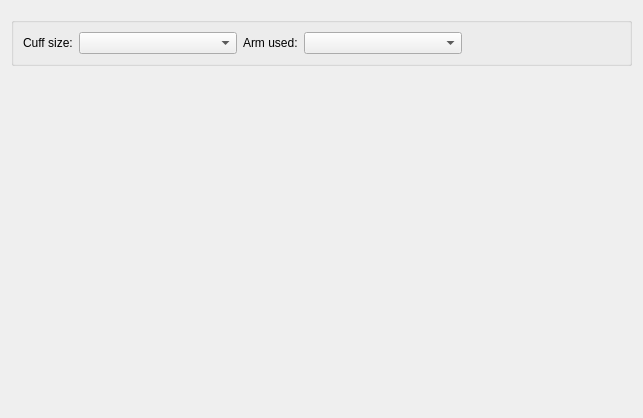
Old version of the form src/dialogs/blood_pressure_dialog.ui in the repository CLSA/cypress.
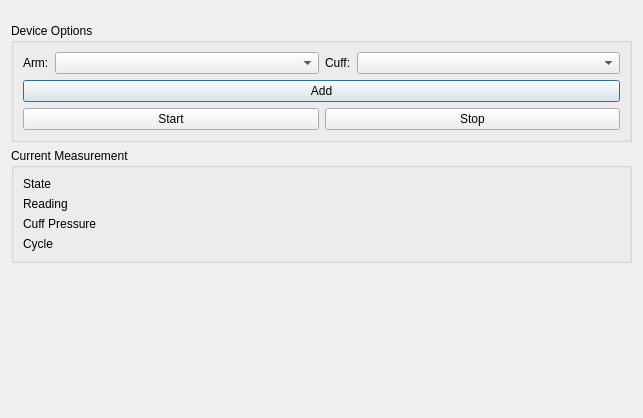
New version of the form. Custom widgets are drawn as their Qt base class.

```diff
--- a/src/dialogs/blood_pressure_dialog.ui
+++ b/src/dialogs/blood_pressure_dialog.ui
@@ -24,7 +24,10 @@
     <widget class="TestInfoWidget" name="testInfoWidget" native="true"/>
    </item>
    <item>
-    <widget class="QGroupBox" name="armBandGroupBox">
+    <widget class="UsbPortPicker" name="usbPortPicker" native="true"/>
+   </item>
+   <item>
+    <widget class="QGroupBox" name="deviceOptions">
      <property name="sizePolicy">
       <sizepolicy hsizetype="Preferred" vsizetype="Minimum">
        <horstretch>0</horstretch>
@@ -32,73 +35,170 @@
       </sizepolicy>
      </property>
      <property name="title">
-      <string/>
+      <string>Device Options</string>
      </property>
-     <layout class="QHBoxLayout" name="armBandHorizontalLayout">
+     <layout class="QVBoxLayout" name="verticalLayout">
       <item>
-       <widget class="QLabel" name="armBandSizeLabel">
-        <property name="sizePolicy">
-         <sizepolicy hsizetype="Fixed" vsizetype="Preferred">
-          <horstretch>0</horstretch>
-          <verstretch>0</verstretch>
-         </sizepolicy>
-        </property>
+       <layout class="QHBoxLayout" name="armCuff">
+        <item>
+         <widget class="QLabel" name="armLabel">
+          <property name="sizePolicy">
+           <sizepolicy hsizetype="Fixed" vsizetype="Preferred">
+            <horstretch>0</horstretch>
+            <verstretch>0</verstretch>
+           </sizepolicy>
+          </property>
+          <property name="text">
+           <string>Arm:</string>
+          </property>
+          <property name="alignment">
+           <set>Qt::AlignLeading|Qt::AlignLeft|Qt::AlignVCenter</set>
+          </property>
+         </widget>
+        </item>
+        <item>
+         <widget class="QComboBox" name="armBandSizeComboBox">
+          <property name="sizePolicy">
+           <sizepolicy hsizetype="MinimumExpanding" vsizetype="Fixed">
+            <horstretch>0</horstretch>
+            <verstretch>0</verstretch>
+           </sizepolicy>
+          </property>
+         </widget>
+        </item>
+        <item>
+         <widget class="QLabel" name="armBandSizeLabel">
+          <property name="sizePolicy">
+           <sizepolicy hsizetype="Fixed" vsizetype="Preferred">
+            <horstretch>0</horstretch>
+            <verstretch>0</verstretch>
+           </sizepolicy>
+          </property>
+          <property name="text">
+           <string>Cuff:</string>
+          </property>
+          <property name="alignment">
+           <set>Qt::AlignLeading|Qt::AlignLeft|Qt::AlignVCenter</set>
+          </property>
+         </widget>
+        </item>
+        <item>
+         <widget class="QComboBox" name="armComboBox">
+          <property name="sizePolicy">
+           <sizepolicy hsizetype="MinimumExpanding" vsizetype="Fixed">
+            <horstretch>0</horstretch>
+            <verstretch>0</verstretch>
+           </sizepolicy>
+          </property>
+         </widget>
+        </item>
+       </layout>
+      </item>
+      <item>
+       <widget class="QPushButton" name="addPushButton">
         <property name="text">
-         <string>Cuff size:</string>
+         <string>Add</string>
         </property>
-        <property name="alignment">
-         <set>Qt::AlignLeading|Qt::AlignLeft|Qt::AlignVCenter</set>
-        </property>
        </widget>
       </item>
       <item>
-       <widget class="QComboBox" name="armBandSizeComboBox">
-        <property name="sizePolicy">
-         <sizepolicy hsizetype="MinimumExpanding" vsizetype="Fixed">
-          <horstretch>0</horstretch>
-          <verstretch>0</verstretch>
-         </sizepolicy>
-        </property>
-       </widget>
+       <layout class="QHBoxLayout" name="startStop">
+        <item>
+         <widget class="QPushButton" name="startPushButton">
+          <property name="text">
+           <string>Start</string>
+          </property>
+         </widget>
+        </item>
+        <item>
+         <widget class="QPushButton" name="stopPushButton">
+          <property name="text">
+           <string>Stop</string>
+          </property>
+         </widget>
+        </item>
+       </layout>
       </item>
+     </layout>
+    </widget>
+   </item>
+   <item>
+    <widget class="QGroupBox" name="currentMeasurement">
+     <property name="title">
+      <string>Current Measurement</string>
+     </property>
+     <layout class="QVBoxLayout" name="verticalLayout_3">
       <item>
-       <widget class="QLabel" name="armLabel">
-        <property name="sizePolicy">
-         <sizepolicy hsizetype="Fixed" vsizetype="Preferred">
-          <horstretch>0</horstretch>
-          <verstretch>0</verstretch>
-         </sizepolicy>
-        </property>
-        <property name="text">
-         <string>Arm used:</string>
-        </property>
-        <property name="alignment">
-         <set>Qt::AlignLeading|Qt::AlignLeft|Qt::AlignVCenter</set>
-        </property>
-       </widget>
+       <layout class="QHBoxLayout" name="state">
+        <item>
+         <widget class="QLabel" name="stateLabel">
+          <property name="text">
+           <string>State</string>
+          </property>
+         </widget>
+        </item>
+        <item>
+         <widget class="QLabel" name="stateValue">
+          <property name="text">
+           <string/>
+          </property>
+         </widget>
+        </item>
+       </layout>
       </item>
       <item>
-       <widget class="QComboBox" name="armComboBox">
-        <property name="sizePolicy">
-         <sizepolicy hsizetype="MinimumExpanding" vsizetype="Fixed">
-          <horstretch>0</horstretch>
-          <verstretch>0</verstretch>
-         </sizepolicy>
-        </property>
-       </widget>
+       <layout class="QHBoxLayout" name="reading">
+        <item>
+         <widget class="QLabel" name="readingLabel">
+          <property name="text">
+           <string>Reading</string>
+          </property>
+         </widget>
+        </item>
+        <item>
+         <widget class="QLabel" name="readingValue">
+          <property name="text">
+           <string/>
+          </property>
+         </widget>
+        </item>
+       </layout>
       </item>
       <item>
-       <spacer name="horizontalSpacer">
-        <property name="orientation">
-         <enum>Qt::Horizontal</enum>
-        </property>
-        <property name="sizeHint" stdset="0">
-         <size>
-          <width>40</width>
-          <height>20</height>
-         </size>
-        </property>
-       </spacer>
+       <layout class="QHBoxLayout" name="cuffPressure">
+        <item>
+         <widget class="QLabel" name="cuffPressureLabel">
+          <property name="text">
+           <string>Cuff Pressure</string>
+          </property>
+         </widget>
+        </item>
+        <item>
+         <widget class="QLabel" name="cuffPressureValue">
+          <property name="text">
+           <string/>
+          </property>
+         </widget>
+        </item>
+       </layout>
+      </item>
+      <item>
+       <layout class="QHBoxLayout" name="cycle">
+        <item>
+         <widget class="QLabel" name="cycleLabel">
+          <property name="text">
+           <string>Cycle</string>
+          </property>
+         </widget>
+        </item>
+        <item>
+         <widget class="QLabel" name="cycleValue">
+          <property name="text">
+           <string/>
+          </property>
+         </widget>
+        </item>
+       </layout>
       </item>
      </layout>
     </widget>
@@ -134,6 +234,12 @@
    <header>widgets/test_info_widget.h</header>
    <container>1</container>
   </customwidget>
+  <customwidget>
+   <class>UsbPortPicker</class>
+   <extends>QWidget</extends>
+   <header>widgets/usb_port_picker.h</header>
+   <container>1</container>
+  </customwidget>
  </customwidgets>
  <resources/>
  <connections/>
```
